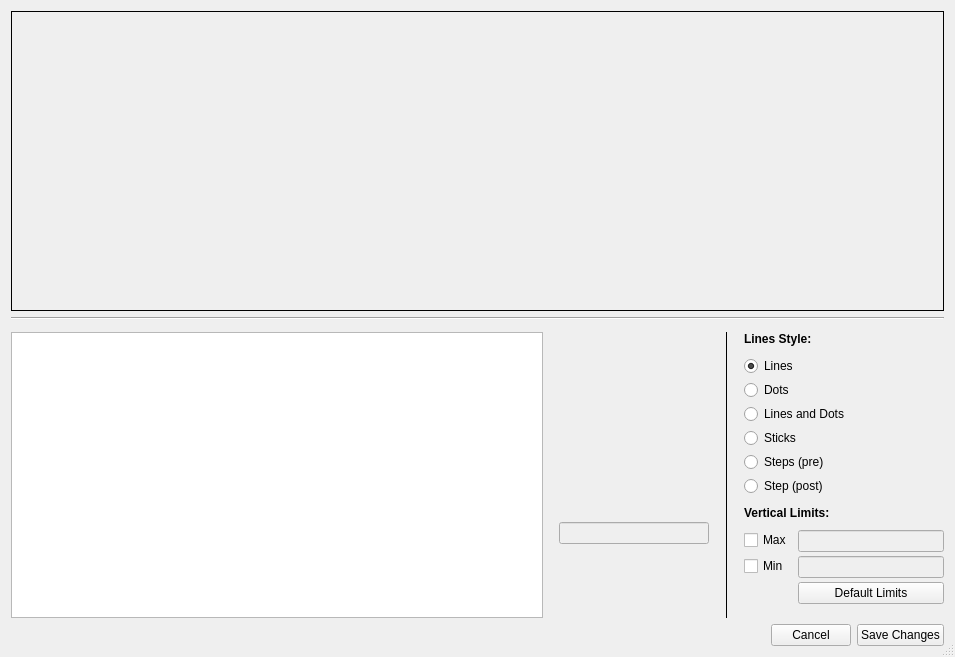
Qt form plotjuggler_app/plotwidget_editor.ui (ros2-gbp/plotjuggler-release) before a commit.
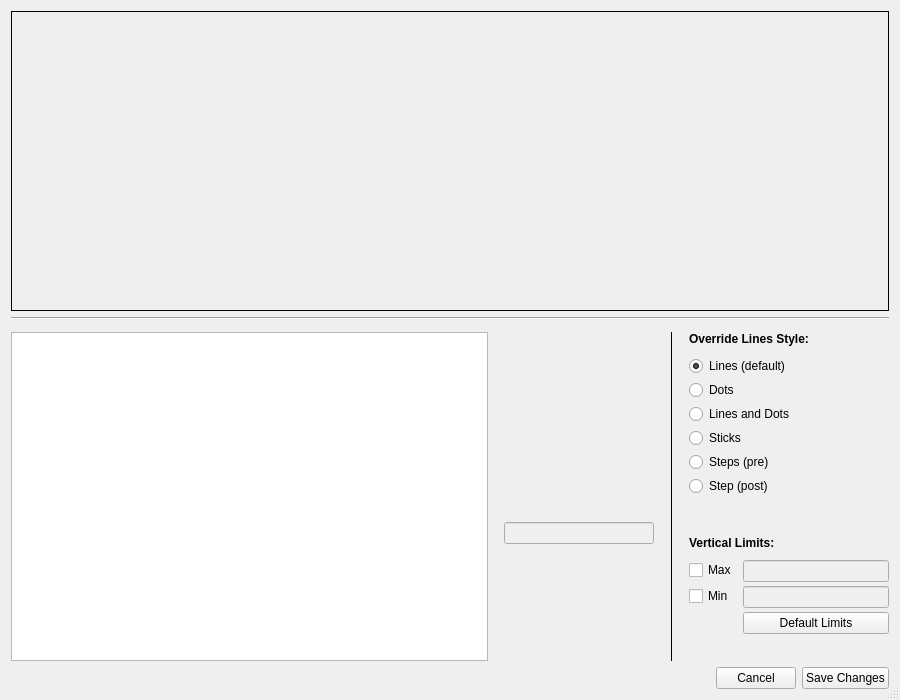
The same form after that commit.

Patch:
```diff
--- a/plotjuggler_app/plotwidget_editor.ui
+++ b/plotjuggler_app/plotwidget_editor.ui
@@ -6,14 +6,14 @@
    <rect>
     <x>0</x>
     <y>0</y>
-    <width>955</width>
-    <height>657</height>
+    <width>900</width>
+    <height>700</height>
    </rect>
   </property>
   <property name="minimumSize">
    <size>
     <width>900</width>
-    <height>0</height>
+    <height>700</height>
    </size>
   </property>
   <property name="maximumSize">
@@ -233,7 +233,7 @@
         <property name="minimumSize">
          <size>
           <width>200</width>
-          <height>250</height>
+          <height>350</height>
          </size>
         </property>
         <property name="maximumSize">
@@ -267,7 +267,7 @@
             </font>
            </property>
            <property name="text">
-            <string>Lines Style:</string>
+            <string>Override Lines Style:</string>
            </property>
           </widget>
          </item>
@@ -276,13 +276,13 @@
            <property name="minimumSize">
             <size>
              <width>200</width>
-             <height>0</height>
+             <height>170</height>
             </size>
            </property>
            <property name="maximumSize">
             <size>
              <width>400</width>
-             <height>200</height>
+             <height>170</height>
             </size>
            </property>
            <layout class="QVBoxLayout" name="verticalLayout_5">
@@ -302,12 +302,19 @@
              <number>0</number>
             </property>
             <item>
-             <widget class="QRadioButton" name="radioLines">
+             <widget class="QRadioButton" name="radioDefault">
+              <property name="font">
+               <font>
+                <weight>50</weight>
+                <italic>false</italic>
+                <bold>false</bold>
+               </font>
+              </property>
               <property name="focusPolicy">
                <enum>Qt::NoFocus</enum>
               </property>
               <property name="text">
-               <string>Lines</string>
+               <string>Lines (default)</string>
               </property>
               <property name="checked">
                <bool>true</bool>
@@ -355,6 +362,19 @@
               </property>
              </widget>
             </item>
+            <item>
+             <spacer name="verticalSpacer_3">
+              <property name="orientation">
+               <enum>Qt::Vertical</enum>
+              </property>
+              <property name="sizeHint" stdset="0">
+               <size>
+                <width>20</width>
+                <height>40</height>
+               </size>
+              </property>
+             </spacer>
+            </item>
            </layout>
           </widget>
          </item>
```
Left out of the diff: 11 changed lines with no effect on the pictures.
